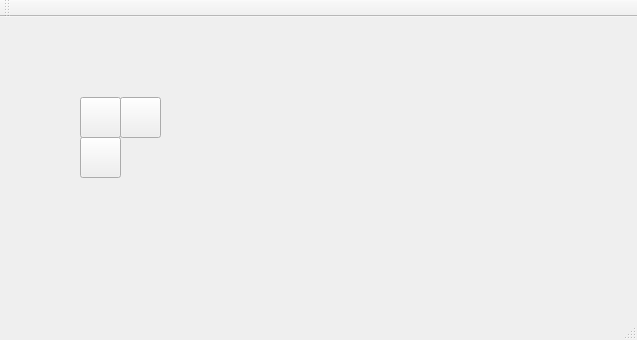
The window that src/sort_alg/mainwindow.ui (Allisrazor/sort_alg) describes before a commit, drawn with Qt 5.
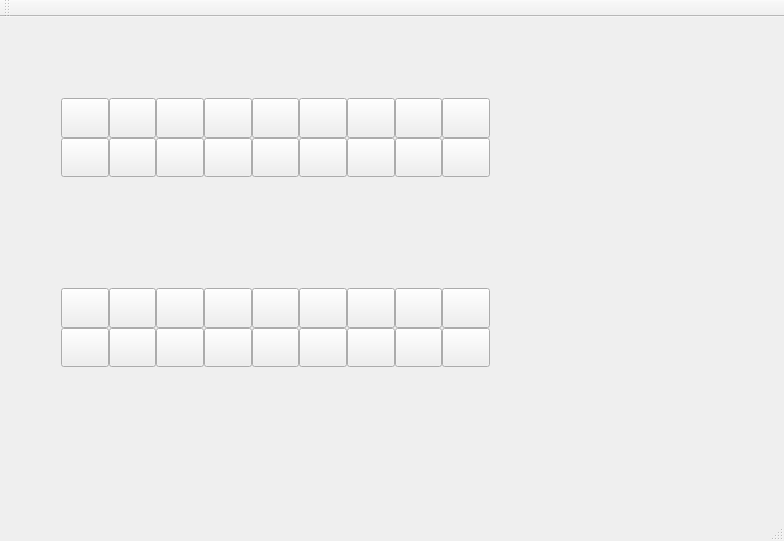
The same window after the commit.

```diff
--- a/src/sort_alg/mainwindow.ui
+++ b/src/sort_alg/mainwindow.ui
@@ -6,52 +6,529 @@
    <rect>
     <x>0</x>
     <y>0</y>
-    <width>637</width>
-    <height>340</height>
+    <width>784</width>
+    <height>541</height>
    </rect>
   </property>
   <property name="windowTitle">
    <string>MainWindow</string>
   </property>
   <widget class="QWidget" name="centralWidget">
-   <widget class="QPushButton" name="pushButton">
+   <widget class="QWidget" name="layoutWidget">
     <property name="geometry">
      <rect>
-      <x>80</x>
-      <y>80</y>
-      <width>41</width>
-      <height>41</height>
+      <x>50</x>
+      <y>260</y>
+      <width>451</width>
+      <height>101</height>
      </rect>
     </property>
-    <property name="text">
-     <string/>
-    </property>
+    <layout class="QGridLayout" name="gridLayout_B" columnstretch="0,0,0,0,0,0,0,0,0">
+     <property name="sizeConstraint">
+      <enum>QLayout::SetNoConstraint</enum>
+     </property>
+     <property name="spacing">
+      <number>0</number>
+     </property>
+     <item row="0" column="0">
+      <widget class="QPushButton" name="pushButton_B_11">
+       <property name="sizePolicy">
+        <sizepolicy hsizetype="Minimum" vsizetype="Minimum">
+         <horstretch>0</horstretch>
+         <verstretch>0</verstretch>
+        </sizepolicy>
+       </property>
+       <property name="text">
+        <string/>
+       </property>
+      </widget>
+     </item>
+     <item row="0" column="1">
+      <widget class="QPushButton" name="pushButton_B_12">
+       <property name="sizePolicy">
+        <sizepolicy hsizetype="Minimum" vsizetype="Minimum">
+         <horstretch>0</horstretch>
+         <verstretch>0</verstretch>
+        </sizepolicy>
+       </property>
+       <property name="text">
+        <string/>
+       </property>
+      </widget>
+     </item>
+     <item row="0" column="2">
+      <widget class="QPushButton" name="pushButton_B_13">
+       <property name="sizePolicy">
+        <sizepolicy hsizetype="Minimum" vsizetype="Minimum">
+         <horstretch>0</horstretch>
+         <verstretch>0</verstretch>
+        </sizepolicy>
+       </property>
+       <property name="text">
+        <string/>
+       </property>
+      </widget>
+     </item>
+     <item row="0" column="3">
+      <widget class="QPushButton" name="pushButton_B_14">
+       <property name="sizePolicy">
+        <sizepolicy hsizetype="Minimum" vsizetype="Minimum">
+         <horstretch>0</horstretch>
+         <verstretch>0</verstretch>
+        </sizepolicy>
+       </property>
+       <property name="text">
+        <string/>
+       </property>
+      </widget>
+     </item>
+     <item row="0" column="4">
+      <widget class="QPushButton" name="pushButton_B_15">
+       <property name="sizePolicy">
+        <sizepolicy hsizetype="Minimum" vsizetype="Minimum">
+         <horstretch>0</horstretch>
+         <verstretch>0</verstretch>
+        </sizepolicy>
+       </property>
+       <property name="text">
+        <string/>
+       </property>
+      </widget>
+     </item>
+     <item row="0" column="5">
+      <widget class="QPushButton" name="pushButton_B_16">
+       <property name="sizePolicy">
+        <sizepolicy hsizetype="Minimum" vsizetype="Minimum">
+         <horstretch>0</horstretch>
+         <verstretch>0</verstretch>
+        </sizepolicy>
+       </property>
+       <property name="baseSize">
+        <size>
+         <width>40</width>
+         <height>40</height>
+        </size>
+       </property>
+       <property name="text">
+        <string/>
+       </property>
+      </widget>
+     </item>
+     <item row="0" column="6">
+      <widget class="QPushButton" name="pushButton_B_17">
+       <property name="sizePolicy">
+        <sizepolicy hsizetype="Minimum" vsizetype="Minimum">
+         <horstretch>0</horstretch>
+         <verstretch>0</verstretch>
+        </sizepolicy>
+       </property>
+       <property name="text">
+        <string/>
+       </property>
+      </widget>
+     </item>
+     <item row="0" column="7">
+      <widget class="QPushButton" name="pushButton_B_18">
+       <property name="sizePolicy">
+        <sizepolicy hsizetype="Minimum" vsizetype="Minimum">
+         <horstretch>0</horstretch>
+         <verstretch>0</verstretch>
+        </sizepolicy>
+       </property>
+       <property name="text">
+        <string/>
+       </property>
+      </widget>
+     </item>
+     <item row="0" column="8">
+      <widget class="QPushButton" name="pushButton_B_19">
+       <property name="sizePolicy">
+        <sizepolicy hsizetype="Minimum" vsizetype="Minimum">
+         <horstretch>0</horstretch>
+         <verstretch>0</verstretch>
+        </sizepolicy>
+       </property>
+       <property name="text">
+        <string/>
+       </property>
+      </widget>
+     </item>
+     <item row="1" column="0">
+      <widget class="QPushButton" name="pushButton_B_21">
+       <property name="sizePolicy">
+        <sizepolicy hsizetype="Minimum" vsizetype="Minimum">
+         <horstretch>0</horstretch>
+         <verstretch>0</verstretch>
+        </sizepolicy>
+       </property>
+       <property name="text">
+        <string/>
+       </property>
+      </widget>
+     </item>
+     <item row="1" column="1">
+      <widget class="QPushButton" name="pushButton_B_22">
+       <property name="sizePolicy">
+        <sizepolicy hsizetype="Minimum" vsizetype="Minimum">
+         <horstretch>0</horstretch>
+         <verstretch>0</verstretch>
+        </sizepolicy>
+       </property>
+       <property name="text">
+        <string/>
+       </property>
+      </widget>
+     </item>
+     <item row="1" column="2">
+      <widget class="QPushButton" name="pushButton_B_23">
+       <property name="sizePolicy">
+        <sizepolicy hsizetype="Minimum" vsizetype="Minimum">
+         <horstretch>0</horstretch>
+         <verstretch>0</verstretch>
+        </sizepolicy>
+       </property>
+       <property name="text">
+        <string/>
+       </property>
+      </widget>
+     </item>
+     <item row="1" column="3">
+      <widget class="QPushButton" name="pushButton_B_24">
+       <property name="sizePolicy">
+        <sizepolicy hsizetype="Minimum" vsizetype="Minimum">
+         <horstretch>0</horstretch>
+         <verstretch>0</verstretch>
+        </sizepolicy>
+       </property>
+       <property name="text">
+        <string/>
+       </property>
+      </widget>
+     </item>
+     <item row="1" column="4">
+      <widget class="QPushButton" name="pushButton_B_25">
+       <property name="sizePolicy">
+        <sizepolicy hsizetype="Minimum" vsizetype="Minimum">
+         <horstretch>0</horstretch>
+         <verstretch>0</verstretch>
+        </sizepolicy>
+       </property>
+       <property name="text">
+        <string/>
+       </property>
+      </widget>
+     </item>
+     <item row="1" column="5">
+      <widget class="QPushButton" name="pushButton_B_26">
+       <property name="sizePolicy">
+        <sizepolicy hsizetype="Minimum" vsizetype="Minimum">
+         <horstretch>0</horstretch>
+         <verstretch>0</verstretch>
+        </sizepolicy>
+       </property>
+       <property name="text">
+        <string/>
+       </property>
+      </widget>
+     </item>
+     <item row="1" column="6">
+      <widget class="QPushButton" name="pushButton_B_27">
+       <property name="sizePolicy">
+        <sizepolicy hsizetype="Minimum" vsizetype="Minimum">
+         <horstretch>0</horstretch>
+         <verstretch>0</verstretch>
+        </sizepolicy>
+       </property>
+       <property name="text">
+        <string/>
+       </property>
+      </widget>
+     </item>
+     <item row="1" column="7">
+      <widget class="QPushButton" name="pushButton_B_28">
+       <property name="sizePolicy">
+        <sizepolicy hsizetype="Minimum" vsizetype="Minimum">
+         <horstretch>0</horstretch>
+         <verstretch>0</verstretch>
+        </sizepolicy>
+       </property>
+       <property name="text">
+        <string/>
+       </property>
+      </widget>
+     </item>
+     <item row="1" column="8">
+      <widget class="QPushButton" name="pushButton_B_29">
+       <property name="sizePolicy">
+        <sizepolicy hsizetype="Minimum" vsizetype="Minimum">
+         <horstretch>0</horstretch>
+         <verstretch>0</verstretch>
+        </sizepolicy>
+       </property>
+       <property name="text">
+        <string/>
+       </property>
+      </widget>
+     </item>
+    </layout>
    </widget>
-   <widget class="QPushButton" name="pushButton_2">
+   <widget class="QWidget" name="">
     <property name="geometry">
      <rect>
-      <x>120</x>
-      <y>80</y>
-      <width>41</width>
-      <height>41</height>
+      <x>50</x>
+      <y>70</y>
+      <width>451</width>
+      <height>101</height>
      </rect>
     </property>
-    <property name="text">
-     <string/>
-    </property>
-   </widget>
-   <widget class="QPushButton" name="pushButton_3">
-    <property name="geometry">
-     <rect>
-      <x>80</x>
-      <y>120</y>
-      <width>41</width>
-      <height>41</height>
-     </rect>
-    </property>
-    <property name="text">
-     <string/>
-    </property>
+    <layout class="QGridLayout" name="gridLayout_A" columnstretch="0,0,0,0,0,0,0,0,0">
+     <property name="sizeConstraint">
+      <enum>QLayout::SetNoConstraint</enum>
+     </property>
+     <property name="spacing">
+      <number>0</number>
+     </property>
+     <item row="0" column="0">
+      <widget class="QPushButton" name="pushButton_A_11">
+       <property name="sizePolicy">
+        <sizepolicy hsizetype="Minimum" vsizetype="Minimum">
+         <horstretch>0</horstretch>
+         <verstretch>0</verstretch>
+        </sizepolicy>
+       </property>
+       <property name="text">
+        <string/>
+       </property>
+      </widget>
+     </item>
+     <item row="0" column="1">
+      <widget class="QPushButton" name="pushButton_A_12">
+       <property name="sizePolicy">
+        <sizepolicy hsizetype="Minimum" vsizetype="Minimum">
+         <horstretch>0</horstretch>
+         <verstretch>0</verstretch>
+        </sizepolicy>
+       </property>
+       <property name="text">
+        <string/>
+       </property>
+      </widget>
+     </item>
+     <item row="0" column="2">
+      <widget class="QPushButton" name="pushButton_A_13">
+       <property name="sizePolicy">
+        <sizepolicy hsizetype="Minimum" vsizetype="Minimum">
+         <horstretch>0</horstretch>
+         <verstretch>0</verstretch>
+        </sizepolicy>
+       </property>
+       <property name="text">
+        <string/>
+       </property>
+      </widget>
+     </item>
+     <item row="0" column="3">
+      <widget class="QPushButton" name="pushButton_A_14">
+       <property name="sizePolicy">
+        <sizepolicy hsizetype="Minimum" vsizetype="Minimum">
+         <horstretch>0</horstretch>
+         <verstretch>0</verstretch>
+        </sizepolicy>
+       </property>
+       <property name="text">
+        <string/>
+       </property>
+      </widget>
+     </item>
+     <item row="0" column="4">
+      <widget class="QPushButton" name="pushButton_A_15">
+       <property name="sizePolicy">
+        <sizepolicy hsizetype="Minimum" vsizetype="Minimum">
+         <horstretch>0</horstretch>
+         <verstretch>0</verstretch>
+        </sizepolicy>
+       </property>
+       <property name="text">
+        <string/>
+       </property>
+      </widget>
+     </item>
+     <item row="0" column="5">
+      <widget class="QPushButton" name="pushButton_A_16">
+       <property name="sizePolicy">
+        <sizepolicy hsizetype="Minimum" vsizetype="Minimum">
+         <horstretch>0</horstretch>
+         <verstretch>0</verstretch>
+        </sizepolicy>
+       </property>
+       <property name="baseSize">
+        <size>
+         <width>40</width>
+         <height>40</height>
+        </size>
+       </property>
+       <property name="text">
+        <string/>
+       </property>
+      </widget>
+     </item>
+     <item row="0" column="6">
+      <widget class="QPushButton" name="pushButton_A_17">
+       <property name="sizePolicy">
+        <sizepolicy hsizetype="Minimum" vsizetype="Minimum">
+         <horstretch>0</horstretch>
+         <verstretch>0</verstretch>
+        </sizepolicy>
+       </property>
+       <property name="text">
+        <string/>
+       </property>
+      </widget>
+     </item>
+     <item row="0" column="7">
+      <widget class="QPushButton" name="pushButton_A_18">
+       <property name="sizePolicy">
+        <sizepolicy hsizetype="Minimum" vsizetype="Minimum">
+         <horstretch>0</horstretch>
+         <verstretch>0</verstretch>
+        </sizepolicy>
+       </property>
+       <property name="text">
+        <string/>
+       </property>
+      </widget>
+     </item>
+     <item row="0" column="8">
+      <widget class="QPushButton" name="pushButton_A_19">
+       <property name="sizePolicy">
+        <sizepolicy hsizetype="Minimum" vsizetype="Minimum">
+         <horstretch>0</horstretch>
+         <verstretch>0</verstretch>
+        </sizepolicy>
+       </property>
+       <property name="text">
+        <string/>
+       </property>
+      </widget>
+     </item>
+     <item row="1" column="0">
+      <widget class="QPushButton" name="pushButton_A_21">
+       <property name="sizePolicy">
+        <sizepolicy hsizetype="Minimum" vsizetype="Minimum">
+         <horstretch>0</horstretch>
+         <verstretch>0</verstretch>
+        </sizepolicy>
+       </property>
+       <property name="text">
+        <string/>
+       </property>
+      </widget>
+     </item>
+     <item row="1" column="1">
+      <widget class="QPushButton" name="pushButton_A_22">
+       <property name="sizePolicy">
+        <sizepolicy hsizetype="Minimum" vsizetype="Minimum">
+         <horstretch>0</horstretch>
+         <verstretch>0</verstretch>
+        </sizepolicy>
+       </property>
+       <property name="text">
+        <string/>
+       </property>
+      </widget>
+     </item>
+     <item row="1" column="2">
+      <widget class="QPushButton" name="pushButton_A_23">
+       <property name="sizePolicy">
+        <sizepolicy hsizetype="Minimum" vsizetype="Minimum">
+         <horstretch>0</horstretch>
+         <verstretch>0</verstretch>
+        </sizepolicy>
+       </property>
+       <property name="text">
+        <string/>
+       </property>
+      </widget>
+     </item>
+     <item row="1" column="3">
+      <widget class="QPushButton" name="pushButton_A_24">
+       <property name="sizePolicy">
+        <sizepolicy hsizetype="Minimum" vsizetype="Minimum">
+         <horstretch>0</horstretch>
+         <verstretch>0</verstretch>
+        </sizepolicy>
+       </property>
+       <property name="text">
+        <string/>
+       </property>
+      </widget>
+     </item>
+     <item row="1" column="4">
+      <widget class="QPushButton" name="pushButton_A_25">
+       <property name="sizePolicy">
+        <sizepolicy hsizetype="Minimum" vsizetype="Minimum">
+         <horstretch>0</horstretch>
+         <verstretch>0</verstretch>
+        </sizepolicy>
+       </property>
+       <property name="text">
+        <string/>
+       </property>
+      </widget>
+     </item>
+     <item row="1" column="5">
+      <widget class="QPushButton" name="pushButton_A_26">
+       <property name="sizePolicy">
+        <sizepolicy hsizetype="Minimum" vsizetype="Minimum">
+         <horstretch>0</horstretch>
+         <verstretch>0</verstretch>
+        </sizepolicy>
+       </property>
+       <property name="text">
+        <string/>
+       </property>
+      </widget>
+     </item>
+     <item row="1" column="6">
+      <widget class="QPushButton" name="pushButton_A_27">
+       <property name="sizePolicy">
+        <sizepolicy hsizetype="Minimum" vsizetype="Minimum">
+         <horstretch>0</horstretch>
+         <verstretch>0</verstretch>
+        </sizepolicy>
+       </property>
+       <property name="text">
+        <string/>
+       </property>
+      </widget>
+     </item>
+     <item row="1" column="7">
+      <widget class="QPushButton" name="pushButton_A_28">
+       <property name="sizePolicy">
+        <sizepolicy hsizetype="Minimum" vsizetype="Minimum">
+         <horstretch>0</horstretch>
+         <verstretch>0</verstretch>
+        </sizepolicy>
+       </property>
+       <property name="text">
+        <string/>
+       </property>
+      </widget>
+     </item>
+     <item row="1" column="8">
+      <widget class="QPushButton" name="pushButton_A_29">
+       <property name="sizePolicy">
+        <sizepolicy hsizetype="Minimum" vsizetype="Minimum">
+         <horstretch>0</horstretch>
+         <verstretch>0</verstretch>
+        </sizepolicy>
+       </property>
+       <property name="text">
+        <string/>
+       </property>
+      </widget>
+     </item>
+    </layout>
    </widget>
   </widget>
   <widget class="QMenuBar" name="menuBar">
```
Left out of the diff: 2 changed lines with no effect on the pictures.
